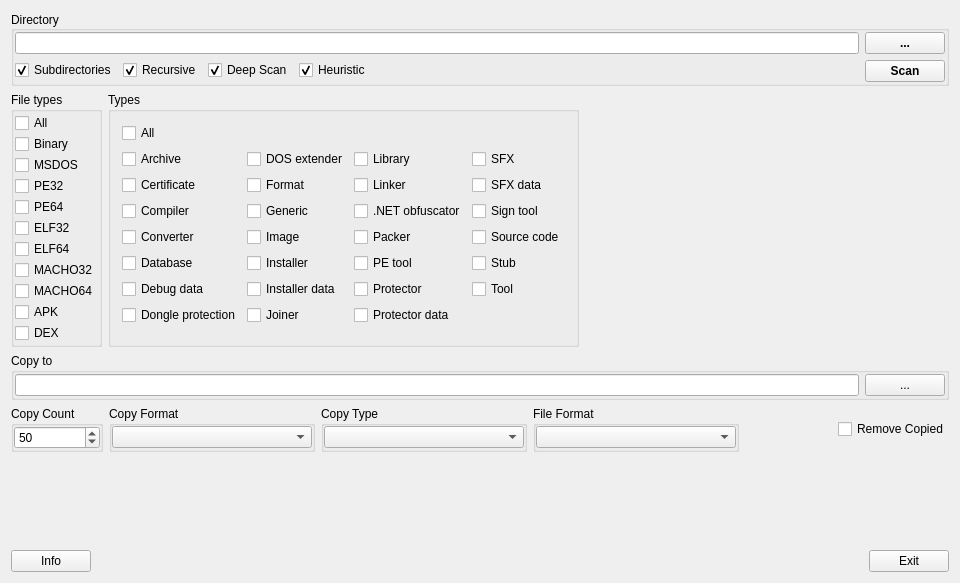
Qt form gui_source/guimainwindow.ui (horsicq/NFD-sort) before a commit.
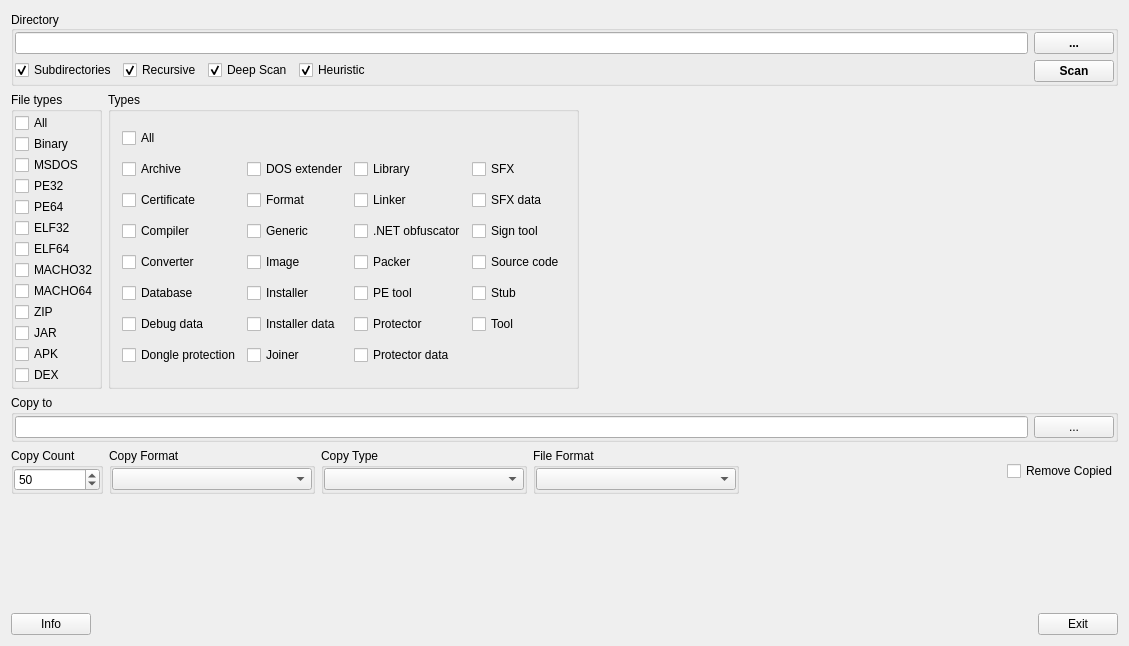
The same form after that commit.

Patch:
```diff
--- a/gui_source/guimainwindow.ui
+++ b/gui_source/guimainwindow.ui
@@ -6,8 +6,8 @@
    <rect>
     <x>0</x>
     <y>0</y>
-    <width>960</width>
-    <height>583</height>
+    <width>1129</width>
+    <height>646</height>
    </rect>
   </property>
   <property name="windowTitle">
@@ -219,6 +219,20 @@
            </property>
           </widget>
          </item>
+         <item>
+          <widget class="QCheckBox" name="checkBoxZIP">
+           <property name="text">
+            <string>ZIP</string>
+           </property>
+          </widget>
+         </item>
+         <item>
+          <widget class="QCheckBox" name="checkBoxJAR">
+           <property name="text">
+            <string>JAR</string>
+           </property>
+          </widget>
+         </item>
          <item>
           <widget class="QCheckBox" name="checkBoxAPK">
            <property name="text">
```
